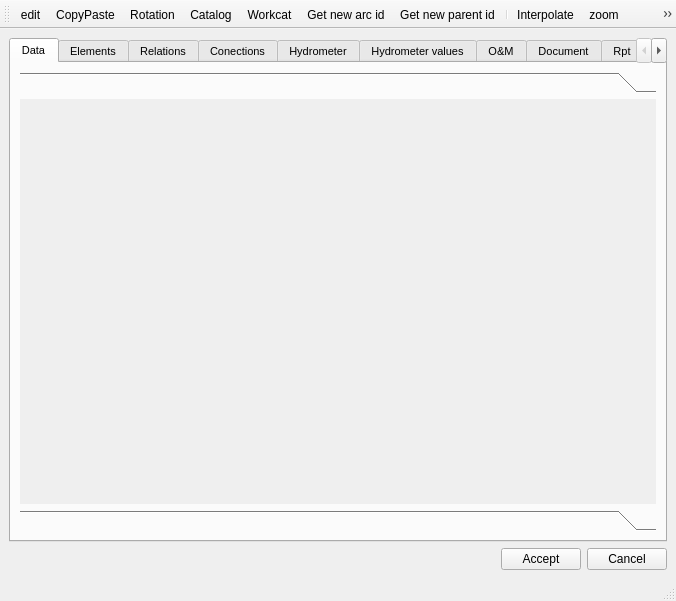
Old version of the form ui/info_full.ui in the repository Giswater/giswater_qgis_plugin.
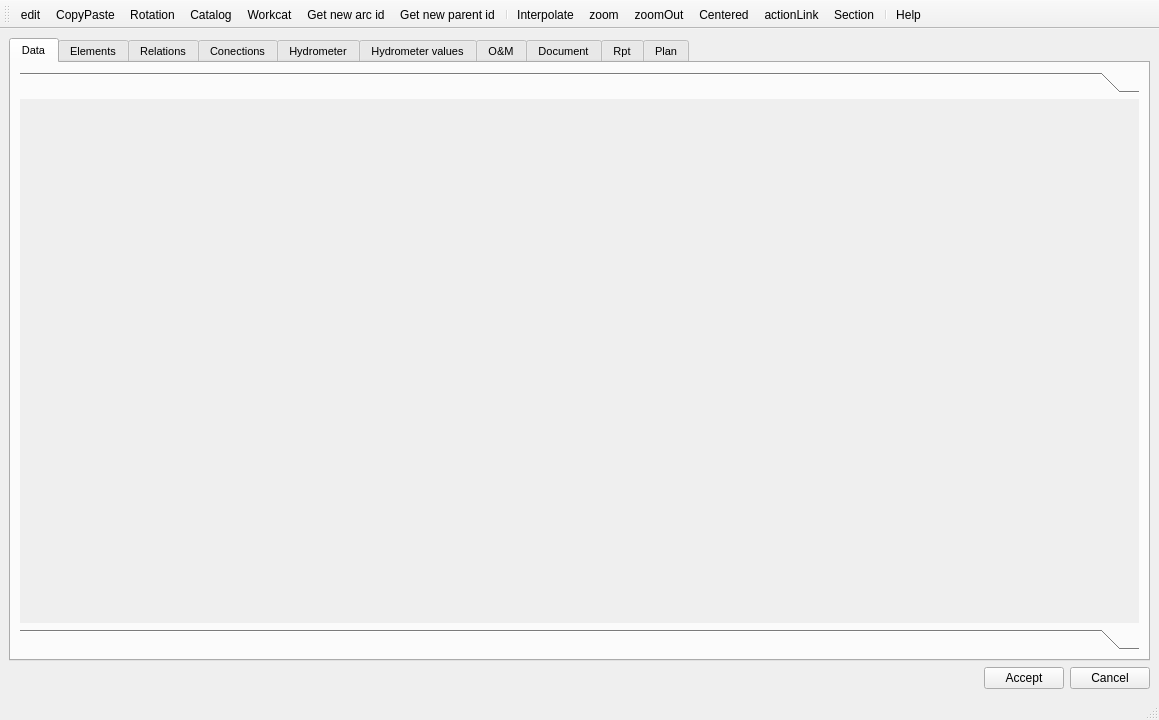
New version of the form. Icons and pictures are not drawn.

Commit message: Refactor tab names for full dialog

```diff
--- a/ui/info_full.ui
+++ b/ui/info_full.ui
@@ -6,8 +6,8 @@
    <rect>
     <x>0</x>
     <y>0</y>
-    <width>676</width>
-    <height>601</height>
+    <width>1159</width>
+    <height>720</height>
    </rect>
   </property>
   <property name="windowTitle">
@@ -51,8 +51,8 @@
             <rect>
              <x>0</x>
              <y>0</y>
-             <width>634</width>
-             <height>382</height>
+             <width>1109</width>
+             <height>468</height>
             </rect>
            </property>
            <attribute name="label">
```
Left out of the diff: 28 changed lines with no effect on the pictures. The commit also changes 1 other file.
